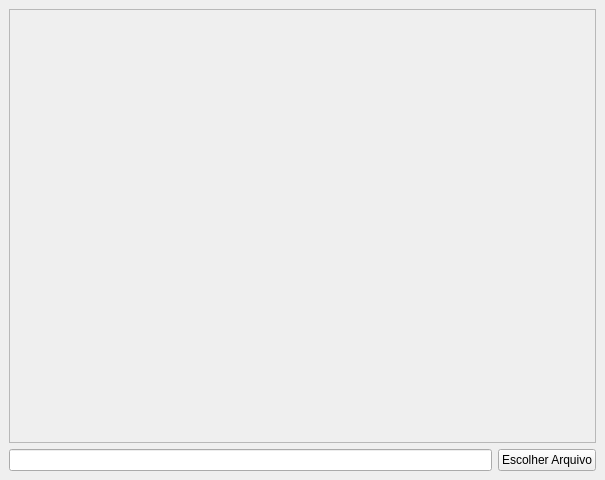
Before: the Qt Designer form Projeto_vImage/designe.ui in Ricky-Castro/python, drawn with Qt 5.
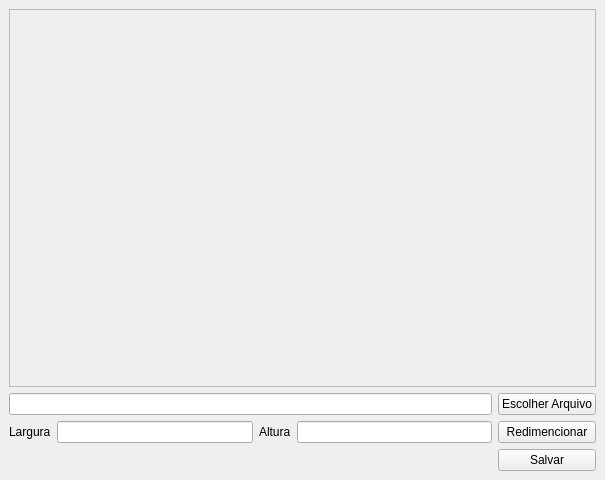
After: the same form once the commit is applied.

Commit message: Finalizando projeto redimencionar imagem

```diff
--- a/Projeto_vImage/designe.ui
+++ b/Projeto_vImage/designe.ui
@@ -15,17 +15,41 @@
   </property>
   <widget class="QWidget" name="centralwidget">
    <layout class="QGridLayout" name="gridLayout">
-    <item row="1" column="0">
-     <widget class="QLineEdit" name="inputAbrirarquivo"/>
+    <item row="2" column="1">
+     <widget class="QLineEdit" name="inputLargura"/>
     </item>
-    <item row="1" column="1">
-     <widget class="QPushButton" name="btnEscolherarquivo">
+    <item row="2" column="2">
+     <widget class="QLabel" name="label_2">
       <property name="text">
-       <string>Escolher Arquivo</string>
+       <string>Altura</string>
       </property>
      </widget>
     </item>
-    <item row="0" column="0" colspan="2">
+    <item row="2" column="3">
+     <widget class="QLineEdit" name="inputAltura"/>
+    </item>
+    <item row="2" column="0">
+     <widget class="QLabel" name="label">
+      <property name="text">
+       <string>Largura</string>
+      </property>
+     </widget>
+    </item>
+    <item row="2" column="4">
+     <widget class="QPushButton" name="btnRedimencionar">
+      <property name="text">
+       <string>Redimencionar</string>
+      </property>
+     </widget>
+    </item>
+    <item row="3" column="4">
+     <widget class="QPushButton" name="btnSalvar">
+      <property name="text">
+       <string>Salvar</string>
+      </property>
+     </widget>
+    </item>
+    <item row="0" column="0" colspan="5">
      <widget class="QScrollArea" name="scrollArea">
       <property name="widgetResizable">
        <bool>true</bool>
@@ -35,8 +59,8 @@
         <rect>
          <x>0</x>
          <y>0</y>
-         <width>589</width>
-         <height>424</height>
+         <width>585</width>
+         <height>373</height>
         </rect>
        </property>
        <layout class="QGridLayout" name="gridLayout_2">
@@ -51,6 +75,16 @@
       </widget>
      </widget>
     </item>
+    <item row="1" column="4">
+     <widget class="QPushButton" name="btnEscolherarquivo">
+      <property name="text">
+       <string>Escolher Arquivo</string>
+      </property>
+     </widget>
+    </item>
+    <item row="1" column="0" colspan="4">
+     <widget class="QLineEdit" name="inputAbrirarquivo"/>
+    </item>
    </layout>
   </widget>
  </widget>
```
The commit also changes 3 other files.
